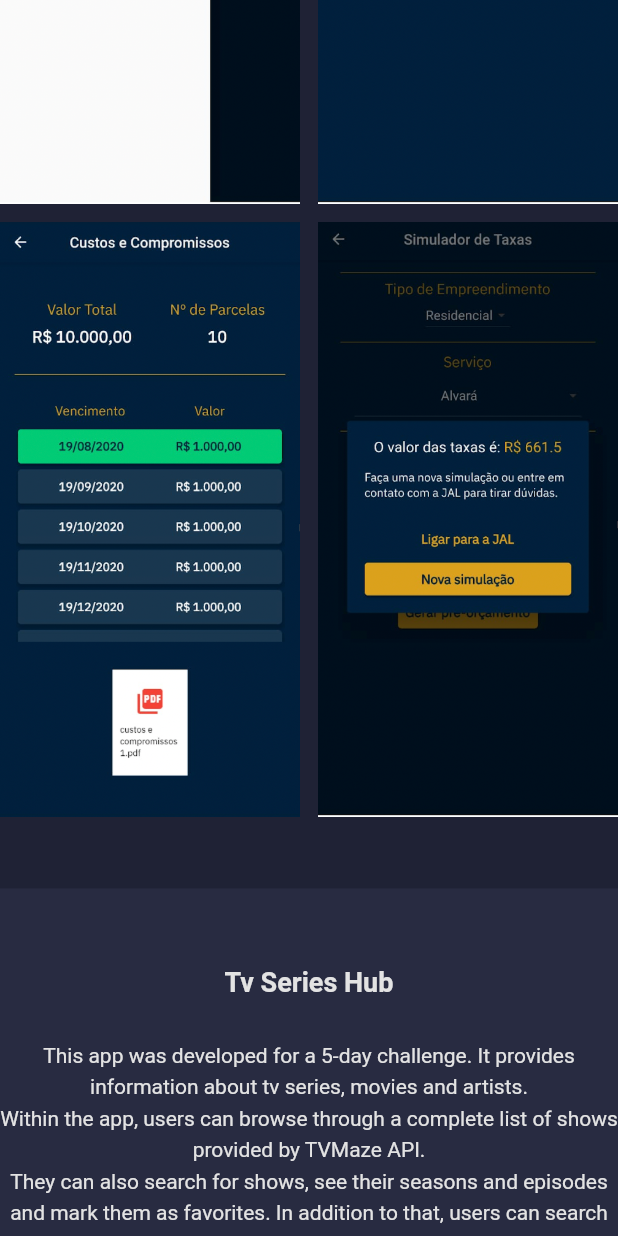
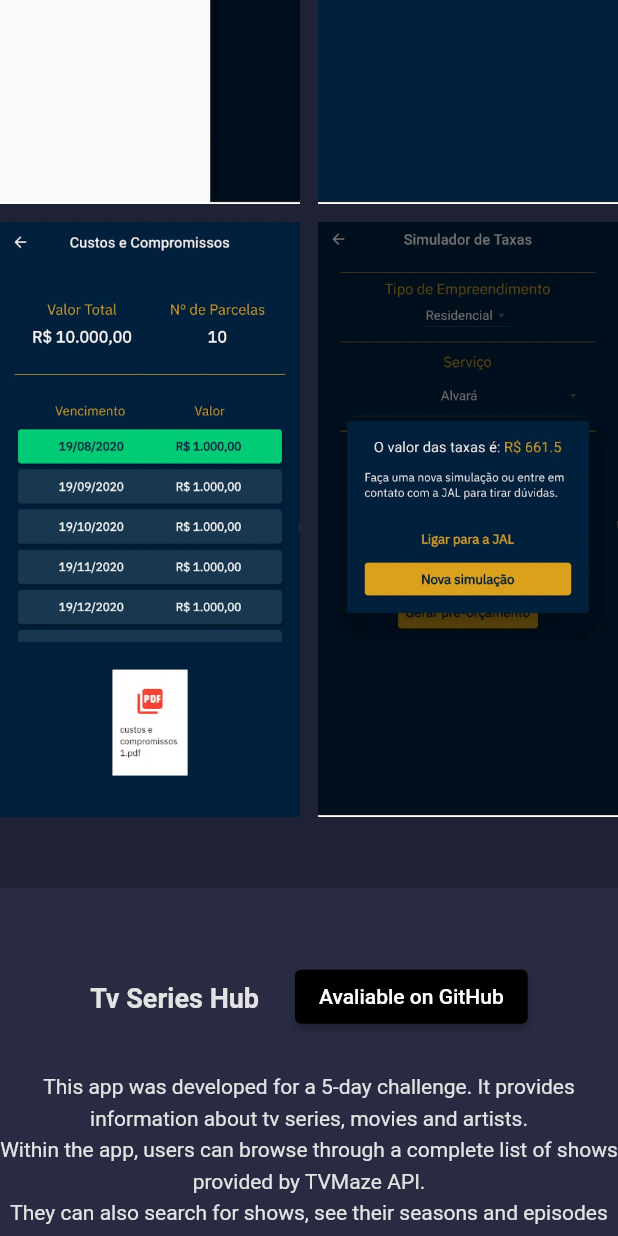
Before and after one commit to giovanidebiagi/giovani_debiagi_webpage, a Flutter app: the screen it shows after launch, scrolled down 576 dp, on a phone screen of 412 x 824 dp. Run offline on Flutter 3.47's test engine with Material 2 defaults, Android fonts, the phone set to English and light mode, and no system bars; our stand-ins replace dartz, equatable, flutter_bloc, get_it, google_fonts; Roboto replaces fonts that are missing (Ubuntu).

Commit message:
Added "gitHubUrl" property to Flutter Projects.

```diff
--- /dev/null
+++ b/lib/core/data/assets/images/icons/social_media_icons/social_media_icons_paths.dart
@@ -0,0 +1,10 @@
+class SocialMediaIconsPaths {
+  static const Map iconsPaths = {
+    'LinkedIn':
+        'lib/core/data/assets/images/icons/social_media_icons/linkedin_icon.png',
+    'GitHub':
+        'lib/core/data/assets/images/icons/social_media_icons/github_icon.png',
+    'YouTube':
+        'lib/core/data/assets/images/icons/social_media_icons/youtube_icon.png',
+  };
+}
--- a/lib/features/flutter_projects/domain/entities/flutter_project.dart
+++ b/lib/features/flutter_projects/domain/entities/flutter_project.dart
@@ -4,12 +4,15 @@ class FlutterProject extends Equatable {
   final String name;
   final String description;
   final List<String> projectImagesPaths;
+  final String gitHubUrl;
 
-  const FlutterProject(
-      {required this.name,
-      required this.description,
-      this.projectImagesPaths = const []});
+  const FlutterProject({
+    required this.name,
+    required this.description,
+    this.projectImagesPaths = const [],
+    this.gitHubUrl = '',
+  });
 
   @override
-  List<Object?> get props => [name, description, projectImagesPaths];
+  List<Object?> get props => [name, description, projectImagesPaths, gitHubUrl];
 }
--- a/lib/features/flutter_projects/presentation/pages/flutter_projects_page/flutter_projects_page_widget_templates/flutter_projects_page_flutter_project_widget.dart
+++ b/lib/features/flutter_projects/presentation/pages/flutter_projects_page/flutter_projects_page_widget_templates/flutter_projects_page_flutter_project_widget.dart
@@ -2,6 +2,7 @@ import 'package:flutter/material.dart';
 import 'package:giovani_debiagi_webpage/core/size_constants.dart';
 import 'package:giovani_debiagi_webpage/core/text_styles.dart';
 import 'package:giovani_debiagi_webpage/features/flutter_projects/domain/entities/flutter_project.dart';
+import 'package:url_launcher/url_launcher_string.dart';
 
 class FlutterProjectsPageFlutterProjectWidget extends StatelessWidget {
   const FlutterProjectsPageFlutterProjectWidget(
@@ -26,9 +27,36 @@ class FlutterProjectsPageFlutterProjectWidget extends StatelessWidget {
                           .flutterProjectsHorizontalSpacingBetweenScreenshots,
               child: Column(
                 children: [
-                  Text(
-                    flutterProject.name,
-                    style: TextStyles.sectionTitleTextStyle,
+                  Row(
+                    mainAxisAlignment: MainAxisAlignment.center,
+                    children: [
+                      Text(
+                        flutterProject.name,
+                        style: TextStyles.sectionTitleTextStyle,
+                      ),
+                      flutterProject.gitHubUrl != ''
+                          ? Row(
+                              children: [
+                                const SizedBox(width: 24.0),
+                                MouseRegion(
+                                  cursor: SystemMouseCursors.click,
+                                  child: ElevatedButton(
+                                    style: ButtonStyle(
+                                      backgroundColor:
+                                          MaterialStateProperty.all(
+                                              Colors.black),
+                                    ),
+                                    onPressed: () async {
+                                      await launchUrlString(
+                                          flutterProject.gitHubUrl);
+                                    },
+                                    child: const Text('Avaliable on GitHub'),
+                                  ),
+                                ),
+                              ],
+                            )
+                          : const SizedBox.shrink()
+                    ],
                   ),
                   const SizedBox(
                       height: SizeConstants
@@ -50,6 +78,7 @@ class FlutterProjectsPageFlutterProjectWidget extends StatelessWidget {
                             projectImagePath,
                             width:
                                 SizeConstants.flutterProjectsScreenshotsWidth,
+                            filterQuality: FilterQuality.medium,
                           ),
                         )
                         .toList(),
--- a/pubspec.yaml
+++ b/pubspec.yaml
@@ -69,9 +69,9 @@ flutter:
     - lib/features/home/data/assets/images/giovani_profile_picture.png
     - lib/features/home/data/assets/images/profession_images/mechatronics_engineer.png
     - lib/features/home/data/assets/images/profession_images/flutter_developer.png
-    - lib/features/home/data/assets/images/social_media_icons/linkedin_icon.png
-    - lib/features/home/data/assets/images/social_media_icons/github_icon.png
-    - lib/features/home/data/assets/images/social_media_icons/youtube_icon.png
+    - lib/core/data/assets/images/icons/social_media_icons/linkedin_icon.png
+    - lib/core/data/assets/images/icons/social_media_icons/github_icon.png
+    - lib/core/data/assets/images/icons/social_media_icons/youtube_icon.png
     - lib/features/home/data/assets/images/skills_icons/flutter.png
     - lib/features/home/data/assets/images/skills_icons/firebase.png
     - lib/features/home/data/assets/images/skills_icons/git.png
```
Also changed, not shown: lib/core/data/flutter_projects_constants.dart (+13 -12 lines), lib/features/flutter_projects/data/models/flutter_project_model.dart (+5 -2 lines), lib/features/home/presentation/pages/home_page/components/personal_info_section_widget/components/social_media_row_widget/social_media_row_widget.dart (+4 -3 lines), lib/core/data/assets/images/icons/social_media_icons/github_icon.png (renamed from lib/features/home/data/assets/images/social_media_icons/github_icon.png), lib/core/data/assets/images/icons/social_media_icons/linkedin_icon.png (renamed from lib/features/home/data/assets/images/social_media_icons/linkedin_icon.png), lib/core/data/assets/images/icons/social_media_icons/youtube_icon.png (renamed from lib/features/home/data/assets/images/social_media_icons/youtube_icon.png).
